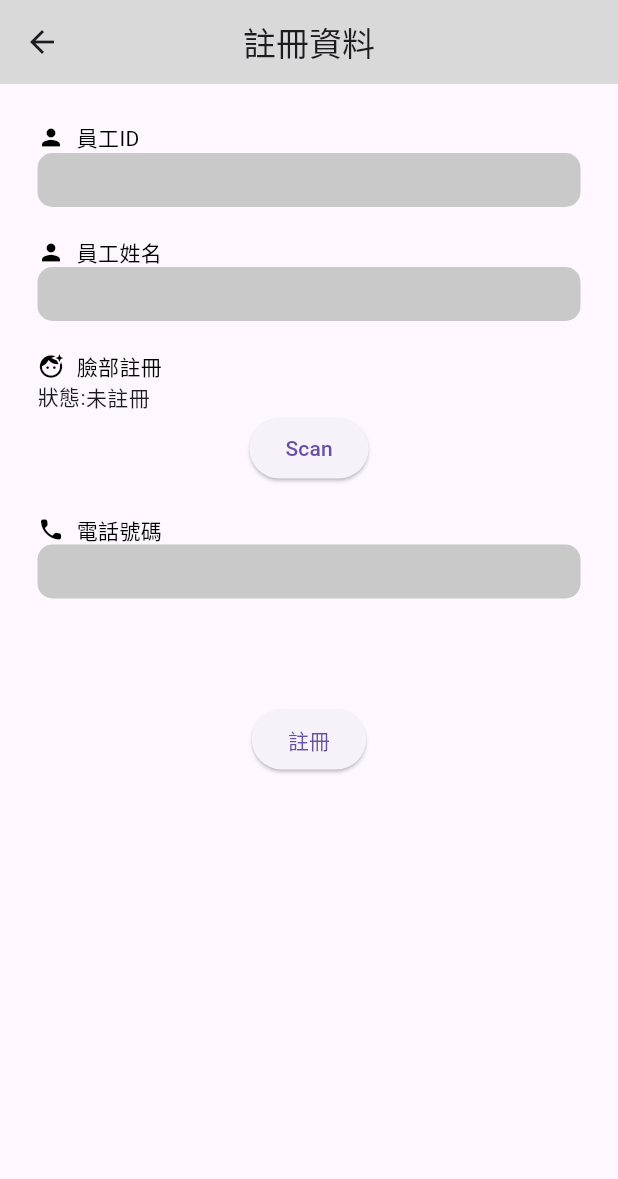
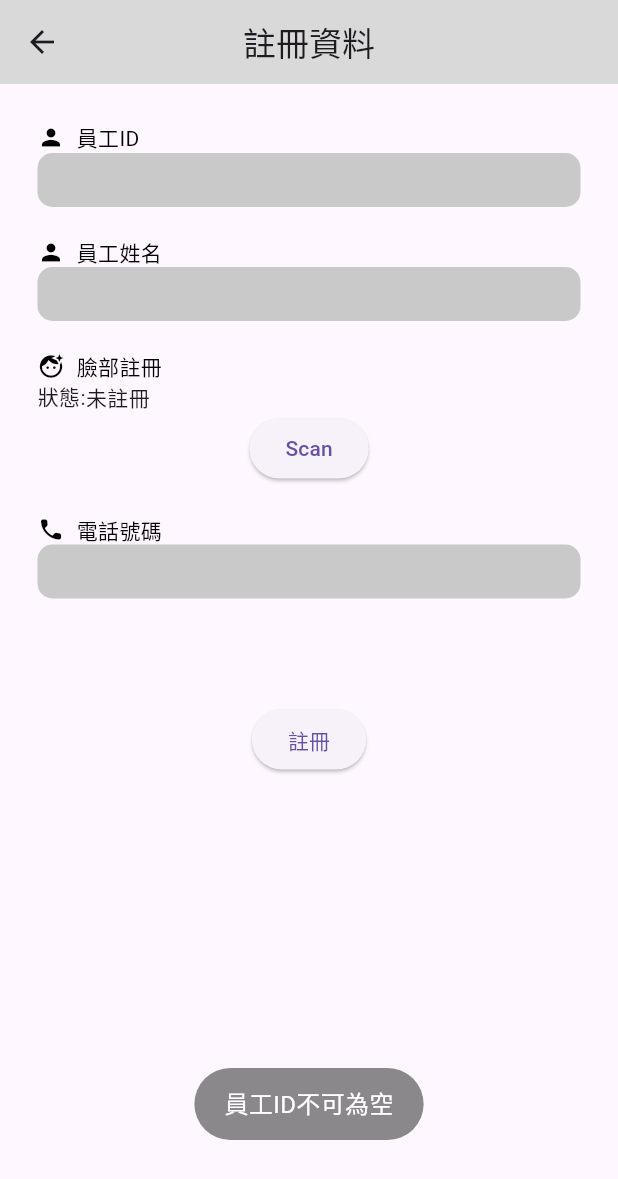
Before and after one commit to Fisherman-Absent/duty_record_system, a Flutter app: the RegisterPage screen opened directly, after a tap on "註冊", on a phone screen of 412 x 824 dp. Shown: the top 1179 px of the screen. Run offline on Flutter 3.47's test engine with Material 3 defaults, Android fonts, the phone set to English and light mode, and no system bars; our stand-ins replace event_bus, fluttertoast, get, settings_ui, sqflite, upgrader; missing offline and left inert: flutter_adaptive_scaffold, pref; accounts and stored records are empty.

Commit message:
Add the function of registering employees

```diff
--- a/lib/views/employee_page/register_page/index.dart
+++ b/lib/views/employee_page/register_page/index.dart
@@ -1,5 +1,6 @@
 import 'package:flutter/material.dart';
 import 'package:get/get.dart';
+import 'package:fluttertoast/fluttertoast.dart';
 
 import 'package:duty_record_system/style/colors.dart';
 import 'package:duty_record_system/controller/regist_controller.dart';
@@ -9,6 +10,17 @@ import './components/name_input.dart';
 import './components/face_regist.dart';
 import './components/phone_number_input.dart';
 
+import 'package:duty_record_system/database/employee_db.dart';
+import 'package:duty_record_system/controller/event_bus.dart';
+
+Future<void> addEmployee(String employeeId, String name, String phoneNum) async {
+	final newEmployee = Employee(
+    employeeId: employeeId,
+    name: name,
+    phoneNum: phoneNum,
+	);
+	await EmployeeDB.addEmployee(newEmployee);
+}
 
 class RegisterPage extends StatelessWidget {
   RegisterPage() {
@@ -19,6 +31,7 @@ class RegisterPage extends StatelessWidget {
   @override
   Widget build(BuildContext context) {
     return Scaffold(
+      key: key,
       appBar: AppBar(
         title: Text("註冊資料"),
         backgroundColor: appBarBGColor,
@@ -37,7 +50,38 @@ class RegisterPage extends StatelessWidget {
             SizedBox(height: 50,),
             ElevatedButton(
               child: Text("註冊"),
-              onPressed: (){},
+              onPressed: (){
+                final ctrl = Get.find<RegistController>();
+                debugPrint('employee: ${ctrl.employeeId.value}\nname: ${ctrl.name.value}\nphoneNum: ${ctrl.phoneNum.value}\n\n');
+                if(ctrl.employeeId.value == ''){
+                  Fluttertoast.showToast(
+                    msg: "員工ID不可為空",
+                    toastLength: Toast.LENGTH_SHORT,
+                    gravity: ToastGravity.BOTTOM,
+                    timeInSecForIosWeb: 3,
+                    backgroundColor: Colors.black45,
+                    textColor: Colors.white,
+                    fontSize: 16.0
+                  );
+                }
+                else if(ctrl.name.value == ''){
+                  Fluttertoast.showToast(
+                    msg: "員工姓名不可為空",
+                    toastLength: Toast.LENGTH_SHORT,
+                    gravity: ToastGravity.BOTTOM,
+                    timeInSecForIosWeb: 3,
+                    backgroundColor: Colors.black45,
+                    textColor: Colors.white,
+                    fontSize: 16.0
+                  );
+                }
+                else{
+                  addEmployee(ctrl.employeeId.value, ctrl.name.value, ctrl.phoneNum.value).then((result) {
+                    eventBus.fire(DBEvent('Reload Table', ''));
+                    Navigator.pop(context);
+                  });
+                }
+              },
             ),
           ]),
       ),
```
